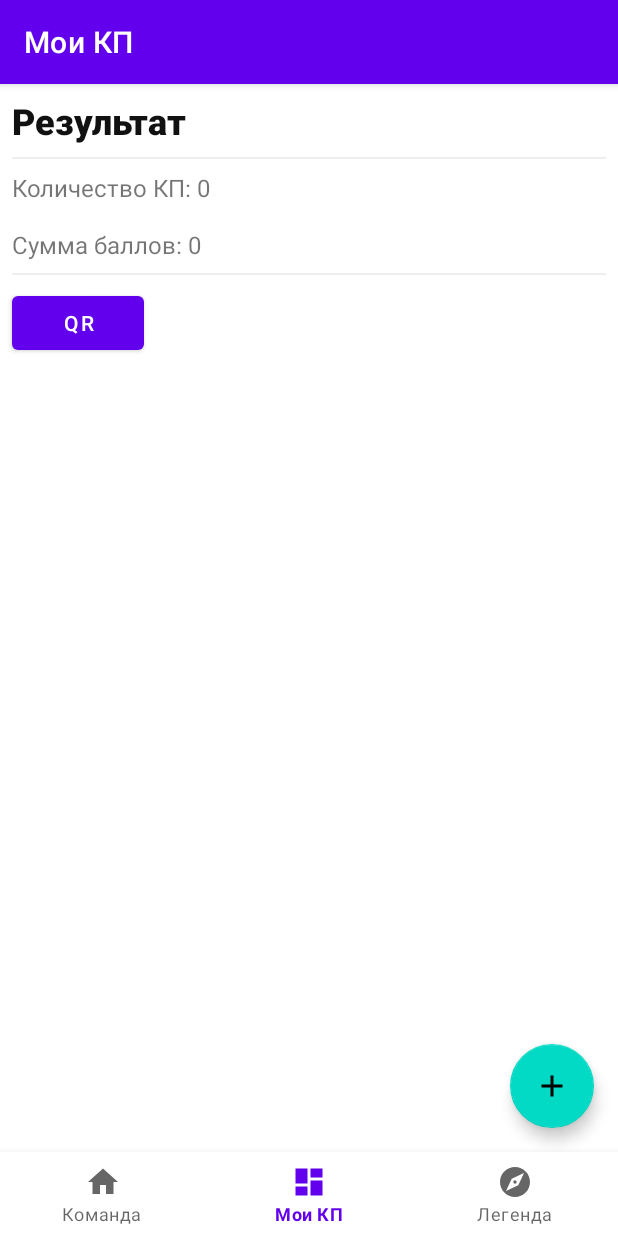
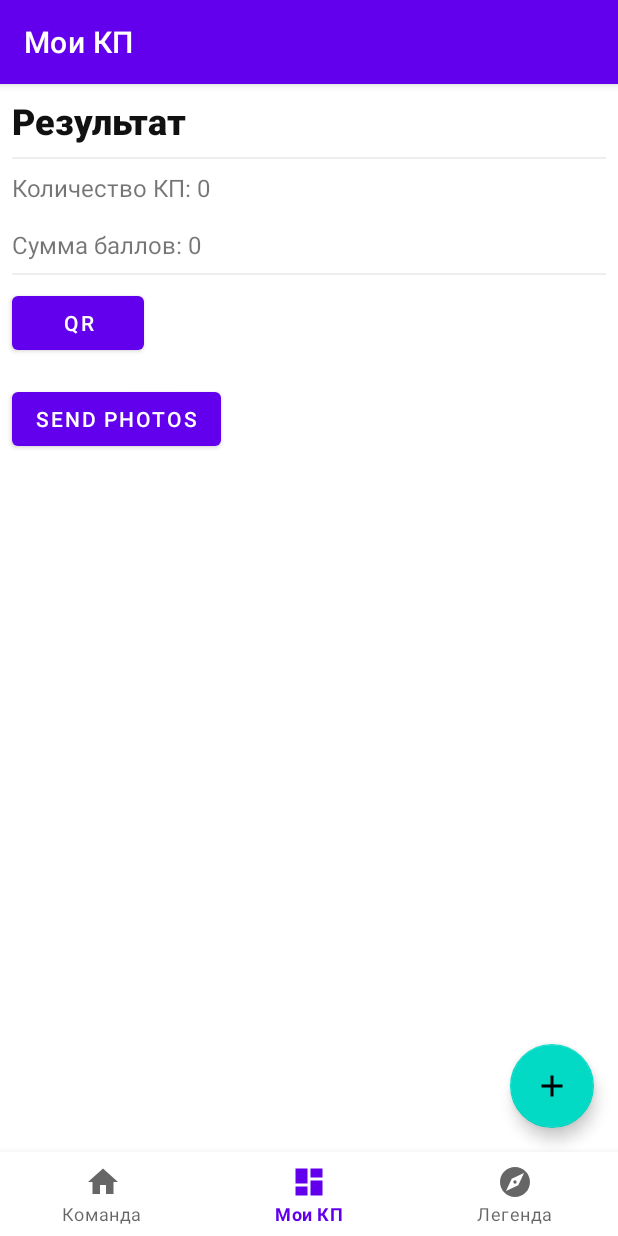
Before and after one commit to alff0x1f/kolco24_app, an Android app: the PhotoFragment screen opened through its navigation route, on a phone screen of 412 x 824 dp. Run offline under Robolectric (Android 15) with nearby library versions, the phone set to English and light mode, and no system bars; our stand-ins replace Room's generated code, navigation-ui.

Commit message:
Send photo button

```diff
--- a/app/src/main/res/layout/fragment_photos.xml
+++ b/app/src/main/res/layout/fragment_photos.xml
@@ -80,6 +80,13 @@
                 android:layout_height="wrap_content"
                 android:text="QR"/>
 
+            <Button
+                android:id="@+id/button_send_photos"
+                android:layout_margin="@dimen/small_padding"
+                android:layout_width="wrap_content"
+                android:layout_height="wrap_content"
+                android:text="Send photos"/>
+
         </LinearLayout>
     </androidx.core.widget.NestedScrollView>
 
--- a/app/src/main/res/xml/network_security_config.xml
+++ b/app/src/main/res/xml/network_security_config.xml
@@ -3,6 +3,6 @@
     <domain-config cleartextTrafficPermitted="true">
         <domain includeSubdomains="true">192.168.88.1</domain>
         <domain includeSubdomains="true">192.168.88.5</domain>
-        <domain includeSubdomains="true">192.168.88.148</domain>
+        <domain includeSubdomains="true">192.168.88.164</domain>
     </domain-config>
 </network-security-config>
```
Also changed, not shown: app/src/main/java/ru/kolco24/kolco24/ui/photo/PhotoFragment.java (+27 -4 lines).
